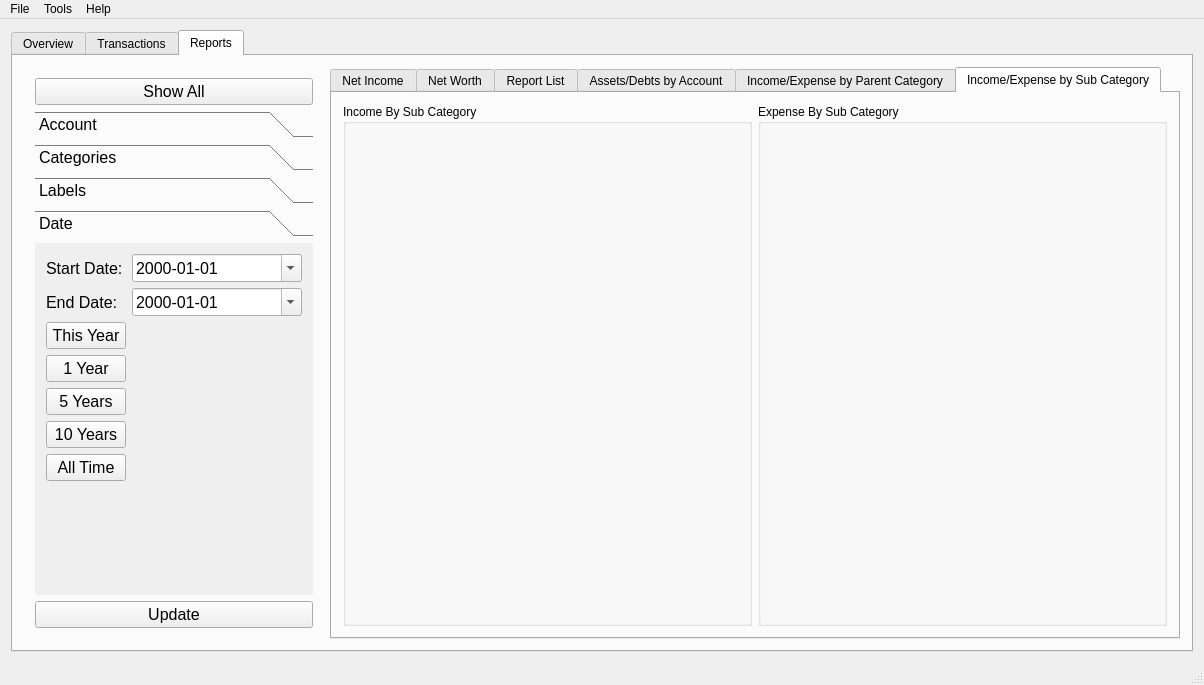
Before: the Qt Designer form transactionmanager.ui in tallest4eva/qt-TransactionManager, drawn with Qt 5.
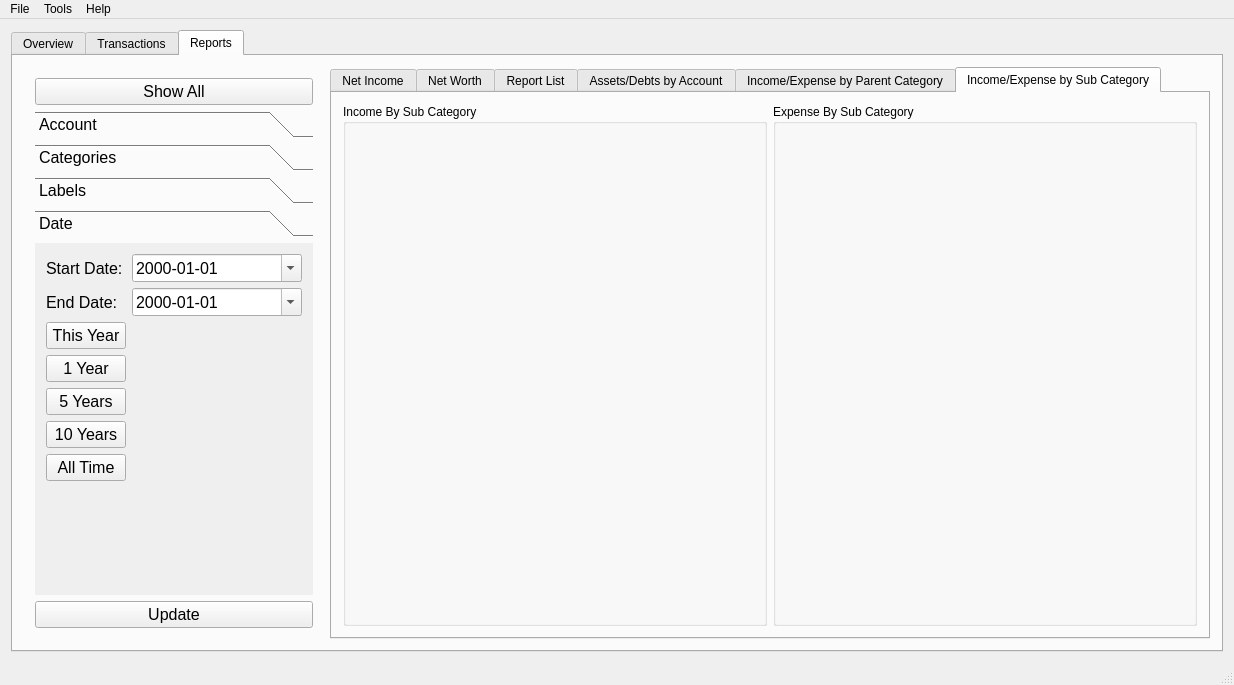
After: the same form once the commit is applied. The open tabs and pages were chosen to show the change.

```diff
--- a/transactionmanager.ui
+++ b/transactionmanager.ui
@@ -6,7 +6,7 @@
    <rect>
     <x>0</x>
     <y>0</y>
-    <width>1204</width>
+    <width>1234</width>
     <height>685</height>
    </rect>
   </property>
@@ -970,13 +970,13 @@
            <attribute name="toolTip">
             <string>Income/Expense Pie Chart by Sub Category</string>
            </attribute>
-           <layout class="QHBoxLayout" name="horizontalLayout_13">
+           <layout class="QHBoxLayout" name="horizontalLayout_15">
             <item>
              <widget class="QGroupBox" name="reportIncomeSubGroupBox">
               <property name="title">
                <string>Income By Sub Category</string>
               </property>
-              <layout class="QHBoxLayout" name="horizontalLayout_14"/>
+              <layout class="QHBoxLayout" name="horizontalLayout_16"/>
              </widget>
             </item>
             <item>
@@ -984,7 +984,7 @@
               <property name="title">
                <string>Expense By Sub Category</string>
               </property>
-              <layout class="QHBoxLayout" name="horizontalLayout_15"/>
+              <layout class="QHBoxLayout" name="horizontalLayout_17"/>
              </widget>
             </item>
            </layout>
@@ -1002,7 +1002,7 @@
     <rect>
      <x>0</x>
      <y>0</y>
-     <width>1204</width>
+     <width>1234</width>
      <height>18</height>
     </rect>
    </property>
```
Left out of the diff: 19 changed lines with no effect on the pictures.
